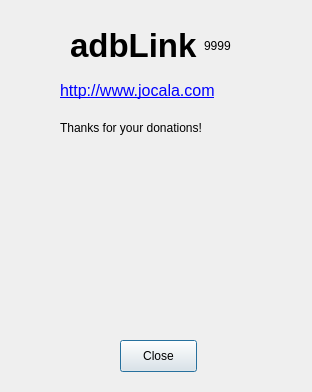
Old version of the form dialog2.ui in the repository mkcalla49/adbLink.
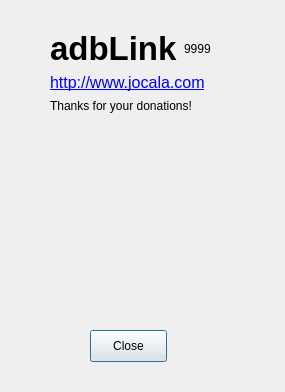
New version of the form. Icons and pictures are not drawn.

```diff
--- a/dialog2.ui
+++ b/dialog2.ui
@@ -6,37 +6,18 @@
    <rect>
     <x>0</x>
     <y>0</y>
-    <width>312</width>
+    <width>285</width>
     <height>392</height>
    </rect>
   </property>
   <property name="windowTitle">
    <string>adbLink</string>
   </property>
-  <widget class="QLabel" name="label_7">
-   <property name="geometry">
-    <rect>
-     <x>60</x>
-     <y>80</y>
-     <width>231</width>
-     <height>22</height>
-    </rect>
-   </property>
-   <property name="text">
-    <string>&lt;html&gt;&lt;head/&gt;&lt;body&gt;&lt;p&gt;&lt;a href=&quot;http://www.jocala.com&quot;&gt;&lt;span style=&quot; font-size:12pt; text-decoration: underline; color:#0000ff;&quot;&gt;http://www.jocala.com&lt;/span&gt;&lt;/a&gt;&lt;/p&gt;&lt;/body&gt;&lt;/html&gt;</string>
-   </property>
-   <property name="openExternalLinks">
-    <bool>true</bool>
-   </property>
-   <property name="textInteractionFlags">
-    <set>Qt::LinksAccessibleByMouse|Qt::TextSelectableByMouse</set>
-   </property>
-  </widget>
   <widget class="QPushButton" name="pushButton">
    <property name="geometry">
     <rect>
-     <x>120</x>
-     <y>340</y>
+     <x>90</x>
+     <y>330</y>
      <width>77</width>
      <height>32</height>
     </rect>
@@ -48,8 +29,8 @@
   <widget class="QPushButton" name="donate">
    <property name="geometry">
     <rect>
-     <x>80</x>
-     <y>260</y>
+     <x>60</x>
+     <y>250</y>
      <width>150</width>
      <height>50</height>
     </rect>
@@ -70,28 +51,30 @@
     <bool>true</bool>
    </property>
   </widget>
-  <widget class="QLabel" name="label_2">
+  <widget class="QLabel" name="label_4">
    <property name="geometry">
     <rect>
-     <x>60</x>
-     <y>120</y>
-     <width>181</width>
-     <height>16</height>
+     <x>90</x>
+     <y>140</y>
+     <width>71</width>
+     <height>101</height>
     </rect>
    </property>
    <property name="text">
-    <string>Thanks for your donations!</string>
+    <string/>
    </property>
   </widget>
-  <widget class="QWidget" name="layoutWidget">
+  <widget class="QWidget" name="">
    <property name="geometry">
     <rect>
-     <x>70</x>
-     <y>20</y>
-     <width>225</width>
-     <height>51</height>
+     <x>50</x>
+     <y>30</y>
+     <width>165</width>
+     <height>83</height>
     </rect>
    </property>
+   <layout class="QVBoxLayout" name="verticalLayout">
+    <item>
    <layout class="QHBoxLayout" name="horizontalLayout">
     <item>
      <widget class="QLabel" name="label">
@@ -119,22 +102,28 @@
      </widget>
     </item>
    </layout>
-  </widget>
-  <widget class="QLabel" name="label_4">
-   <property name="geometry">
-    <rect>
-     <x>110</x>
-     <y>140</y>
-     <width>71</width>
-     <height>101</height>
-    </rect>
-   </property>
-   <property name="styleSheet">
-    <string notr="true">image: url(:/assets/goat.png);</string>
-   </property>
+    </item>
+    <item>
+     <widget class="QLabel" name="label_7">
+      <property name="text">
+       <string>&lt;html&gt;&lt;head/&gt;&lt;body&gt;&lt;p&gt;&lt;a href=&quot;http://www.jocala.com&quot;&gt;&lt;span style=&quot; font-size:12pt; text-decoration: underline; color:#0000ff;&quot;&gt;http://www.jocala.com&lt;/span&gt;&lt;/a&gt;&lt;/p&gt;&lt;/body&gt;&lt;/html&gt;</string>
+      </property>
+      <property name="openExternalLinks">
+       <bool>true</bool>
+      </property>
+      <property name="textInteractionFlags">
+       <set>Qt::LinksAccessibleByMouse|Qt::TextSelectableByMouse</set>
+      </property>
+     </widget>
+    </item>
+    <item>
+     <widget class="QLabel" name="label_2">
    <property name="text">
-    <string/>
-   </property>
+       <string>Thanks for your donations!</string>
+      </property>
+     </widget>
+    </item>
+   </layout>
   </widget>
  </widget>
  <resources/>
```
Left out of the diff: 5 changed lines with no effect on the pictures. Lines whose indentation alone changed are shown as unchanged.
